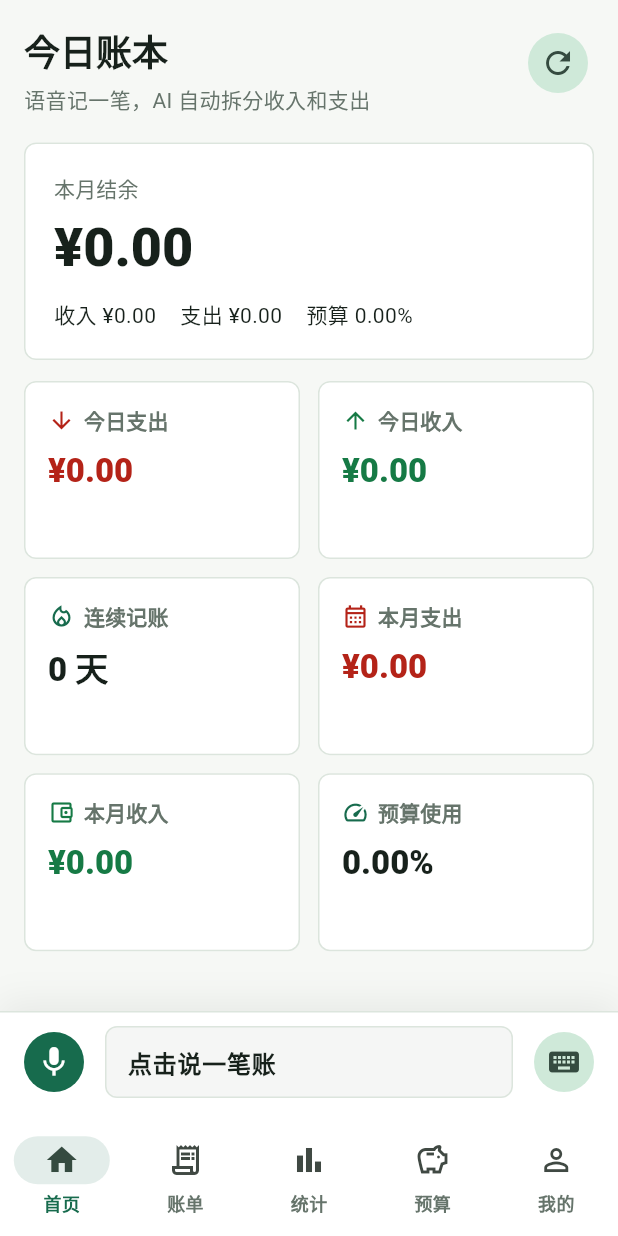
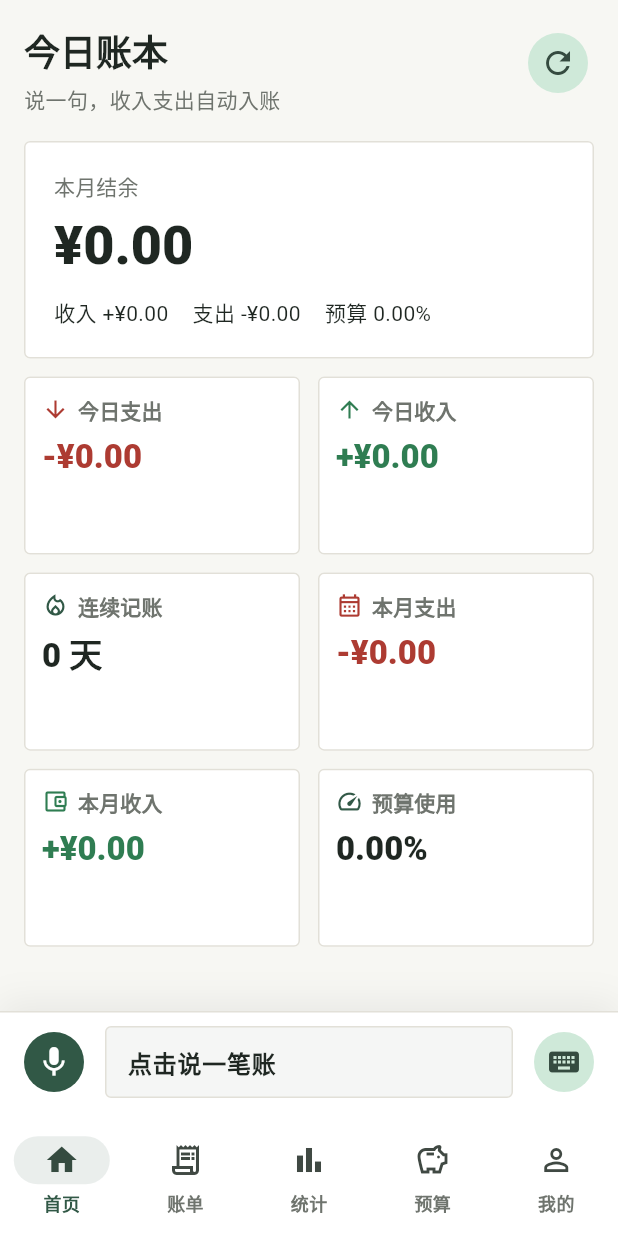
Before and after one commit to manongshi/manageMoney, a Flutter app: the AccountBookShell screen opened directly with empty values, on a phone screen of 412 x 824 dp. Run offline on Flutter 3.47's test engine with Material 3 defaults, Android fonts, the phone set to English and light mode, and no system bars; our stand-ins replace shared_preferences; missing offline and left inert: record; accounts and stored records are empty; network calls fail.

Commit message:
优化记账界面和本地登录保持

```diff
--- a/frontend/lib/src/screens/home_screen.dart
+++ b/frontend/lib/src/screens/home_screen.dart
@@ -48,7 +48,7 @@ class _HomeScreenState extends State<HomeScreen> {
           onRefresh: widget.controller.refreshDashboard,
           child: PageScaffold(
             title: '今日账本',
-            subtitle: '语音记一笔，AI 自动拆分收入和支出',
+            subtitle: '说一句，收入支出自动入账',
             action: IconButton.filledTonal(
               tooltip: '刷新首页',
               onPressed: widget.controller.refreshDashboard,
@@ -73,8 +73,12 @@ class _HomeScreenState extends State<HomeScreen> {
                       spacing: 16,
                       runSpacing: 8,
                       children: [
-                        Text('收入 ¥${formatMoney(data.monthIncome)}'),
-                        Text('支出 ¥${formatMoney(data.monthExpense)}'),
+                        Text(
+                          "收入 ${formatSignedMoney(data.monthIncome, 'income')}",
+                        ),
+                        Text(
+                          "支出 ${formatSignedMoney(data.monthExpense, 'expense')}",
+                        ),
                         Text('预算 ${formatMoney(data.budgetPercent)}%'),
                       ],
                     ),
@@ -92,13 +96,13 @@ class _HomeScreenState extends State<HomeScreen> {
                 children: [
                   MetricCard(
                     label: '今日支出',
-                    value: '¥${formatMoney(data.todayExpense)}',
+                    value: formatSignedMoney(data.todayExpense, 'expense'),
                     color: AppColors.expense,
                     icon: Icons.arrow_downward,
                   ),
                   MetricCard(
                     label: '今日收入',
-                    value: '¥${formatMoney(data.todayIncome)}',
+                    value: formatSignedMoney(data.todayIncome, 'income'),
                     color: AppColors.income,
                     icon: Icons.arrow_upward,
                   ),
@@ -109,13 +113,13 @@ class _HomeScreenState extends State<HomeScreen> {
                   ),
                   MetricCard(
                     label: '本月支出',
-                    value: '¥${formatMoney(data.monthExpense)}',
+                    value: formatSignedMoney(data.monthExpense, 'expense'),
                     color: AppColors.expense,
                     icon: Icons.calendar_month_outlined,
                   ),
                   MetricCard(
                     label: '本月收入',
-                    value: '¥${formatMoney(data.monthIncome)}',
+                    value: formatSignedMoney(data.monthIncome, 'income'),
                     color: AppColors.income,
                     icon: Icons.account_balance_wallet_outlined,
                   ),
@@ -128,7 +132,7 @@ class _HomeScreenState extends State<HomeScreen> {
               ),
               if (lastRecordedBill != null) ...[
                 const SectionGap(),
-                _AiResultCard(bill: lastRecordedBill),
+                _RecordedBillCard(bill: lastRecordedBill),
               ],
               const SizedBox(height: 96),
             ],
@@ -315,8 +319,8 @@ class _HomeScreenState extends State<HomeScreen> {
   }
 }
 
-class _AiResultCard extends StatelessWidget {
-  const _AiResultCard({required this.bill});
+class _RecordedBillCard extends StatelessWidget {
+  const _RecordedBillCard({required this.bill});
 
   final Bill bill;
 
@@ -337,9 +341,9 @@ class _AiResultCard extends StatelessWidget {
             height: 44,
             decoration: BoxDecoration(
               color: color.withValues(alpha: 0.1),
-              borderRadius: BorderRadius.circular(8),
+              borderRadius: BorderRadius.circular(4),
             ),
-            child: Icon(Icons.auto_awesome, color: color),
+            child: Icon(Icons.check, color: color),
           ),
           const SizedBox(width: 12),
           Expanded(
@@ -347,7 +351,7 @@ class _AiResultCard extends StatelessWidget {
               crossAxisAlignment: CrossAxisAlignment.start,
               children: [
                 Text(
-                  'AI 已识别$typeText ¥${formatMoney(bill.amount)}',
+                  '已记录$typeText ${formatSignedMoney(bill.amount, bill.billType)}',
                   style: Theme.of(context).textTheme.titleMedium?.copyWith(
                     fontWeight: FontWeight.w900,
                     color: color,
@@ -452,7 +456,7 @@ class _VoiceComposer extends StatelessWidget {
                             vertical: 12,
                           ),
                           suffixIcon: IconButton(
-                            tooltip: '发送给 AI',
+                            tooltip: '保存',
                             onPressed: busy ? null : onSubmit,
                             icon: const Icon(Icons.send),
                           ),
@@ -460,7 +464,7 @@ class _VoiceComposer extends StatelessWidget {
                       ),
                     )
                   : InkWell(
-                      borderRadius: BorderRadius.circular(8),
+                      borderRadius: BorderRadius.circular(4),
                       onTap: busy ? null : onTapVoice,
                       child: AnimatedContainer(
                         duration: const Duration(milliseconds: 180),
@@ -473,7 +477,7 @@ class _VoiceComposer extends StatelessWidget {
                               : listening
                               ? AppColors.primary.withValues(alpha: 0.08)
                               : const Color(0xFFF5F6F5),
-                          borderRadius: BorderRadius.circular(8),
+                          borderRadius: BorderRadius.circular(4),
                           border: Border.all(
                             color: statusText != null && statusText!.isNotEmpty
                                 ? AppColors.expense
@@ -511,7 +515,7 @@ class _VoiceComposer extends StatelessWidget {
             if (recognizedText.isNotEmpty && !listening && !manualInput) ...[
               const SizedBox(width: 10),
               IconButton.filledTonal(
-                tooltip: '发送给 AI',
+                tooltip: '保存',
                 onPressed: busy ? null : onSubmit,
                 icon: const Icon(Icons.send),
               ),
--- a/frontend/lib/src/screens/login_screen.dart
+++ b/frontend/lib/src/screens/login_screen.dart
@@ -40,7 +40,7 @@ class _LoginScreenState extends State<LoginScreen> {
               alignment: Alignment.center,
               decoration: BoxDecoration(
                 color: AppColors.primary,
-                borderRadius: BorderRadius.circular(8),
+                borderRadius: BorderRadius.circular(4),
               ),
               child: const Icon(
                 Icons.account_balance_wallet,
@@ -58,7 +58,7 @@ class _LoginScreenState extends State<LoginScreen> {
             ),
             const SizedBox(height: 8),
             Text(
-              '用更清楚的方式记录收支、预算和日常账单。',
+              '记录收支、预算和每天的账。',
               style: Theme.of(
                 context,
               ).textTheme.bodyLarge?.copyWith(color: AppColors.muted),
--- a/frontend/lib/src/theme.dart
+++ b/frontend/lib/src/theme.dart
@@ -1,15 +1,15 @@
 import 'package:flutter/material.dart';
 
 class AppColors {
-  static const primary = Color(0xFF176B4D);
-  static const primaryDark = Color(0xFF0F3F31);
-  static const background = Color(0xFFF6F8F5);
+  static const primary = Color(0xFF315846);
+  static const primaryDark = Color(0xFF233B31);
+  static const background = Color(0xFFF7F7F3);
   static const surface = Color(0xFFFFFFFF);
-  static const border = Color(0xFFDCE5DD);
-  static const text = Color(0xFF17211B);
-  static const muted = Color(0xFF66746B);
-  static const income = Color(0xFF167A45);
-  static const expense = Color(0xFFB42318);
+  static const border = Color(0xFFE2E0D8);
+  static const text = Color(0xFF1F2722);
+  static const muted = Color(0xFF6F746E);
+  static const income = Color(0xFF2F7D52);
+  static const expense = Color(0xFFAD3B32);
 }
 
 ThemeData buildAppTheme() {
@@ -46,41 +46,41 @@ ThemeData buildAppTheme() {
       color: AppColors.surface,
       margin: EdgeInsets.zero,
       shape: RoundedRectangleBorder(
-        borderRadius: BorderRadius.circular(8),
+        borderRadius: BorderRadius.circular(4),
         side: const BorderSide(color: AppColors.border),
       ),
     ),
     filledButtonTheme: FilledButtonThemeData(
       style: FilledButton.styleFrom(
         minimumSize: const Size.fromHeight(48),
-        shape: RoundedRectangleBorder(borderRadius: BorderRadius.circular(8)),
+        shape: RoundedRectangleBorder(borderRadius: BorderRadius.circular(4)),
         textStyle: const TextStyle(fontSize: 16, fontWeight: FontWeight.w700),
       ),
     ),
     outlinedButtonTheme: OutlinedButtonThemeData(
       style: OutlinedButton.styleFrom(
         minimumSize: const Size.fromHeight(48),
-        shape: RoundedRectangleBorder(borderRadius: BorderRadius.circular(8)),
+        shape: RoundedRectangleBorder(borderRadius: BorderRadius.circular(4)),
         side: const BorderSide(color: AppColors.border),
       ),
     ),
     inputDecorationTheme: InputDecorationTheme(
       filled: true,
       fillColor: Colors.white,
-      border: OutlineInputBorder(borderRadius: BorderRadius.circular(8)),
+      border: OutlineInputBorder(borderRadius: BorderRadius.circular(4)),
       enabledBorder: OutlineInputBorder(
-        borderRadius: BorderRadius.circular(8),
+        borderRadius: BorderRadius.circular(4),
         borderSide: const BorderSide(color: AppColors.border),
       ),
       focusedBorder: OutlineInputBorder(
-        borderRadius: BorderRadius.circular(8),
+        borderRadius: BorderRadius.circular(4),
         borderSide: const BorderSide(color: AppColors.primary, width: 1.4),
       ),
       contentPadding: const EdgeInsets.symmetric(horizontal: 14, vertical: 14),
     ),
     navigationBarTheme: NavigationBarThemeData(
       backgroundColor: Colors.white,
-      indicatorColor: AppColors.primary.withValues(alpha: 0.12),
+      indicatorColor: AppColors.primary.withValues(alpha: 0.1),
       labelTextStyle: WidgetStateProperty.resolveWith(
         (states) => TextStyle(
           color: states.contains(WidgetState.selected)
--- a/frontend/lib/src/utils/formatters.dart
+++ b/frontend/lib/src/utils/formatters.dart
@@ -1,5 +1,16 @@
 String formatMoney(num? value) {
   return (value ?? 0).toDouble().toStringAsFixed(2);
+}
+
+String formatSignedMoney(num? value, String? type) {
+  final raw = (value ?? 0).toDouble();
+  final amount = raw.abs();
+  final prefix = switch (type) {
+    'income' => '+',
+    'expense' => '-',
+    _ => raw < 0 ? '-' : '',
+  };
+  return '$prefix¥${formatMoney(amount)}';
 }
 
 String currentMonth() {
--- a/frontend/lib/src/widgets/common_widgets.dart
+++ b/frontend/lib/src/widgets/common_widgets.dart
@@ -80,7 +80,7 @@ class SectionGap extends StatelessWidget {
   const SectionGap({super.key});
 
   @override
-  Widget build(BuildContext context) => const SizedBox(height: 14);
+  Widget build(BuildContext context) => const SizedBox(height: 12);
 }
 
 class MetricCard extends StatelessWidget {
@@ -100,6 +100,7 @@ class MetricCard extends StatelessWidget {
   @override
   Widget build(BuildContext context) {
     return AppCard(
+      padding: const EdgeInsets.all(12),
       child: Column(
         crossAxisAlignment: CrossAxisAlignment.start,
         children: [
@@ -120,12 +121,17 @@ class MetricCard extends StatelessWidget {
               ),
             ],
           ),
-          const SizedBox(height: 10),
-          Text(
-            value,
-            style: Theme.of(context).textTheme.titleLarge?.copyWith(
-              color: color ?? AppColors.text,
-              fontWeight: FontWeight.w900,
+          const SizedBox(height: 8),
+          FittedBox(
+            fit: BoxFit.scaleDown,
+            alignment: Alignment.centerLeft,
+            child: Text(
+              value,
+              maxLines: 1,
+              style: Theme.of(context).textTheme.titleLarge?.copyWith(
+                color: color ?? AppColors.text,
+                fontWeight: FontWeight.w900,
+              ),
             ),
           ),
         ],
@@ -154,7 +160,7 @@ class MoneyAmount extends StatelessWidget {
         ? AppColors.expense
         : AppColors.text;
     return Text(
-      '¥${formatMoney(value)}',
+      formatSignedMoney(value, type),
       style:
           (large
                   ? Theme.of(context).textTheme.displaySmall
@@ -208,9 +214,9 @@ class BillTile extends StatelessWidget {
             height: 44,
             decoration: BoxDecoration(
               color: bill.billType == 'income'
-                  ? AppColors.income.withValues(alpha: 0.1)
-                  : AppColors.expense.withValues(alpha: 0.1),
-              borderRadius: BorderRadius.circular(8),
+                  ? AppColors.income.withValues(alpha: 0.08)
+                  : AppColors.expense.withValues(alpha: 0.08),
+              borderRadius: BorderRadius.circular(4),
             ),
             child: Icon(
               bill.billType == 'income'
```
Also changed, not shown: frontend/lib/src/app_controller.dart (+41 -3 lines), frontend/lib/src/screens/budget_screen.dart (+127 -19 lines), frontend/lib/src/screens/statistics_screen.dart (+12 -6 lines), 1 other file.
